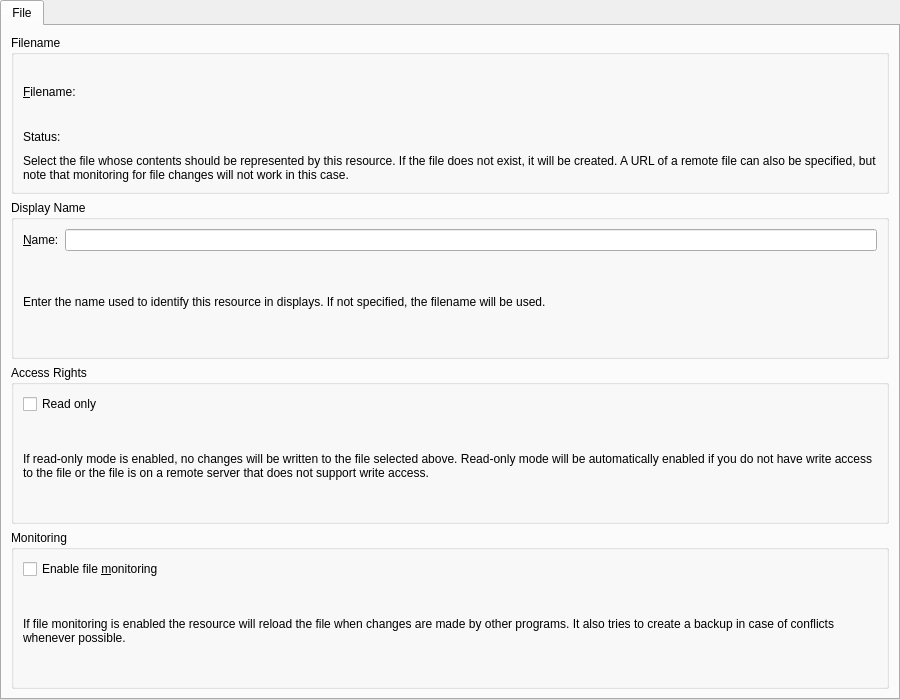
This is resources/shared/singlefileresource/singlefileresourceconfigwidget_desktop.ui in viralgecko/kdepim-runtime as Qt 5 draws it before an edit. The edited form follows.
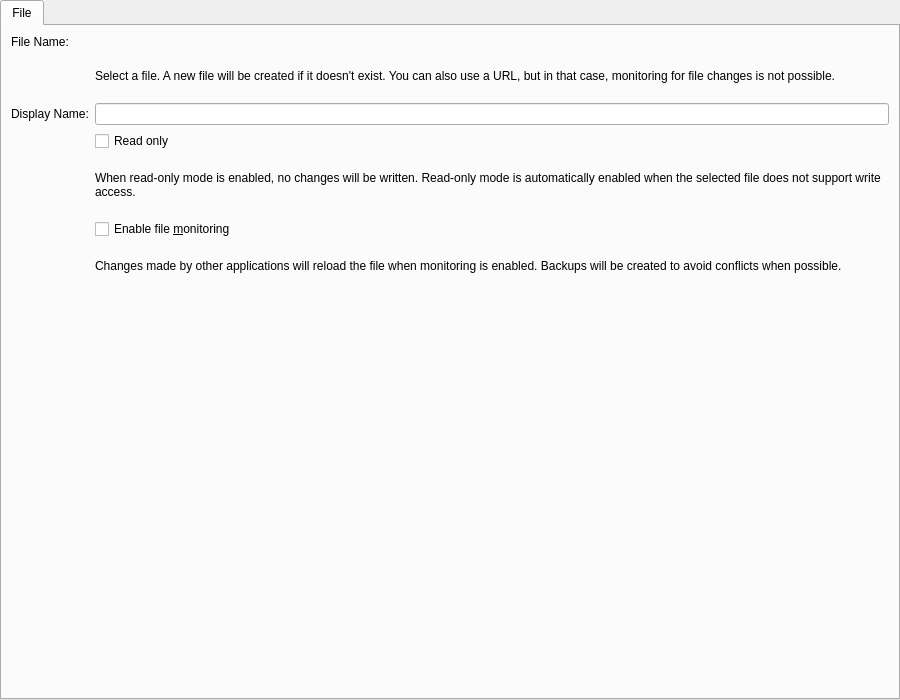
This is the edited form. Custom widgets are drawn as their Qt base class.

What changed in the file:
```diff
--- a/resources/shared/singlefileresource/singlefileresourceconfigwidget_desktop.ui
+++ b/resources/shared/singlefileresource/singlefileresourceconfigwidget_desktop.ui
@@ -12,8 +12,8 @@
   </property>
   <property name="minimumSize">
    <size>
-    <width>900</width>
-    <height>0</height>
+    <width>450</width>
+    <height>350</height>
    </size>
   </property>
   <layout class="QGridLayout" name="gridLayout_2">
@@ -40,135 +40,98 @@
       </attribute>
       <layout class="QVBoxLayout" name="tabLayout">
        <item>
-        <widget class="QGroupBox" name="groupBox_2">
-         <property name="title">
-          <string>Filename</string>
-         </property>
-         <layout class="QVBoxLayout" name="verticalLayout_4">
-          <item>
-           <layout class="QVBoxLayout" name="verticalLayout_3">
-            <item>
-             <layout class="QHBoxLayout" name="horizontalLayout">
-              <item>
-               <widget class="QLabel" name="label">
+        <layout class="QFormLayout" name="formLayout">
+         <item row="0" column="0">
+          <widget class="QLabel" name="filenameLabel">
                 <property name="text">
-                 <string>&amp;Filename:</string>
+            <string>File Name:</string>
                 </property>
                 <property name="buddy">
                  <cstring>kcfg_Path</cstring>
                 </property>
                </widget>
               </item>
-              <item>
+         <item row="0" column="1">
                <widget class="KUrlRequester" name="kcfg_Path"/>
               </item>
-             </layout>
-            </item>
-            <item>
-             <layout class="QVBoxLayout" name="verticalLayout">
-              <item>
-               <widget class="QLabel" name="statusLabel">
-                <property name="text">
-                 <string>Status:</string>
-                </property>
-               </widget>
-              </item>
-              <item>
-               <widget class="QLabel" name="textEdit">
+         <item row="1" column="1">
+          <widget class="QLabel" name="pathLabel">
+           <property name="sizePolicy">
+            <sizepolicy hsizetype="Expanding" vsizetype="Preferred">
+             <horstretch>0</horstretch>
+             <verstretch>0</verstretch>
+            </sizepolicy>
+           </property>
                 <property name="text">
-                 <string>Select the file whose contents should be represented by this resource. If the file does not exist, it will be created. A URL of a remote file can also be specified, but note that monitoring for file changes will not work in this case.</string>
+            <string>Select a file. A new file will be created if it doesn't exist. You can also use a URL, but in that case, monitoring for file changes is not possible.</string>
                 </property>
                 <property name="wordWrap">
                  <bool>true</bool>
                 </property>
-               </widget>
-              </item>
-             </layout>
-            </item>
-           </layout>
-          </item>
-         </layout>
-        </widget>
-       </item>
-       <item>
-        <widget class="QGroupBox" name="groupBox_3">
-         <property name="title">
-          <string>Display Name</string>
-         </property>
-         <layout class="QVBoxLayout" name="verticalLayout_2">
-          <item>
-           <layout class="QHBoxLayout" name="horizontalLayout_2">
-            <item>
-             <widget class="QLabel" name="label_1">
+           <property name="buddy">
+            <cstring>kcfg_Path</cstring>
+           </property>
+          </widget>
+         </item>
+         <item row="2" column="0">
+          <widget class="QLabel" name="displayNameLabel">
               <property name="text">
-               <string>&amp;Name:</string>
+            <string>Display Name:</string>
               </property>
               <property name="buddy">
                <cstring>kcfg_DisplayName</cstring>
               </property>
              </widget>
             </item>
-            <item>
+         <item row="2" column="1">
              <widget class="QLineEdit" name="kcfg_DisplayName"/>
             </item>
-           </layout>
-          </item>
-          <item>
-           <widget class="QLabel" name="textEdit_2">
-            <property name="text">
-             <string>Enter the name used to identify this resource in displays. If not specified, the filename will be used.</string>
-            </property>
-            <property name="wordWrap">
-             <bool>true</bool>
-            </property>
-           </widget>
-          </item>
-         </layout>
-        </widget>
-       </item>
-       <item>
-        <widget class="QGroupBox" name="groupBox">
-         <property name="title">
-          <string>Access Rights</string>
-         </property>
-         <layout class="QGridLayout" name="gridLayout_4">
-          <item row="1" column="0">
-           <widget class="QLabel" name="textEdit_3">
-            <property name="text">
-             <string>If read-only mode is enabled, no changes will be written to the file selected above. Read-only mode will be automatically enabled if you do not have write access to the file or the file is on a remote server that does not support write access.</string>
-            </property>
-            <property name="wordWrap">
-             <bool>true</bool>
-            </property>
-           </widget>
-          </item>
-          <item row="0" column="0">
+         <item row="3" column="1">
            <widget class="QCheckBox" name="kcfg_ReadOnly">
             <property name="text">
              <string>Read only</string>
             </property>
            </widget>
           </item>
-         </layout>
-        </widget>
-       </item>
-       <item>
-        <widget class="QGroupBox" name="groupBox_MonitorFile">
-         <property name="title">
-          <string>Monitoring</string>
-         </property>
-         <layout class="QGridLayout" name="gridLayout">
-          <item row="0" column="0">
+         <item row="4" column="1">
+          <widget class="QLabel" name="readOnlyLabel">
+           <property name="sizePolicy">
+            <sizepolicy hsizetype="Expanding" vsizetype="Preferred">
+             <horstretch>0</horstretch>
+             <verstretch>0</verstretch>
+            </sizepolicy>
+           </property>
+           <property name="visible">
+            <bool>true</bool>
+           </property>
+           <property name="text">
+            <string>When read-only mode is enabled, no changes will be written. Read-only mode is automatically enabled when the selected file does not support write access.</string>
+           </property>
+           <property name="wordWrap">
+            <bool>true</bool>
+           </property>
+           <property name="buddy">
+            <cstring>kcfg_ReadOnly</cstring>
+           </property>
+          </widget>
+         </item>
+         <item row="5" column="1">
            <widget class="QCheckBox" name="kcfg_MonitorFile">
             <property name="text">
              <string>Enable file &amp;monitoring</string>
             </property>
            </widget>
           </item>
-          <item row="1" column="0">
-           <widget class="QLabel" name="textEdit_4">
+         <item row="6" column="1">
+          <widget class="QLabel" name="monitoringLabel">
+           <property name="sizePolicy">
+            <sizepolicy hsizetype="Expanding" vsizetype="Preferred">
+             <horstretch>0</horstretch>
+             <verstretch>0</verstretch>
+            </sizepolicy>
+           </property>
             <property name="text">
-             <string>If file monitoring is enabled the resource will reload the file when changes are made by other programs. It also tries to create a backup in case of conflicts whenever possible.</string>
+            <string>Changes made by other applications will reload the file when monitoring is enabled. Backups will be created to avoid conflicts when possible.</string>
             </property>
             <property name="wordWrap">
              <bool>true</bool>
@@ -176,7 +139,22 @@
            </widget>
           </item>
          </layout>
-        </widget>
+       </item>
+       <item>
+        <widget class="KMessageWidget" name="statusLabel"/>
+       </item>
+       <item>
+        <spacer name="verticalSpacer_2">
+         <property name="orientation">
+          <enum>Qt::Vertical</enum>
+         </property>
+         <property name="sizeHint" stdset="0">
+          <size>
+           <width>20</width>
+           <height>138</height>
+          </size>
+         </property>
+        </spacer>
        </item>
       </layout>
      </widget>
@@ -190,6 +168,11 @@
    <extends>QWidget</extends>
    <header>kurlrequester.h</header>
   </customwidget>
+  <customwidget>
+   <class>KMessageWidget</class>
+   <extends>QFrame</extends>
+   <header>kmessagewidget.h</header>
+  </customwidget>
  </customwidgets>
  <resources/>
  <connections/>
```
Left out of the diff: 3 changed lines with no effect on the pictures. Lines whose indentation alone changed are shown as unchanged.
